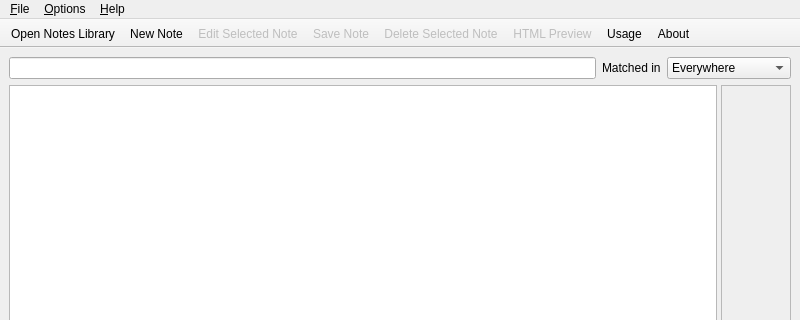
Above: mainwindow.ui from brookhong/wikenotes before the change; both pictures show x 0 to 800 and y 0 to 320 of the 800 by 600 pixel window. Below: the same form after it.
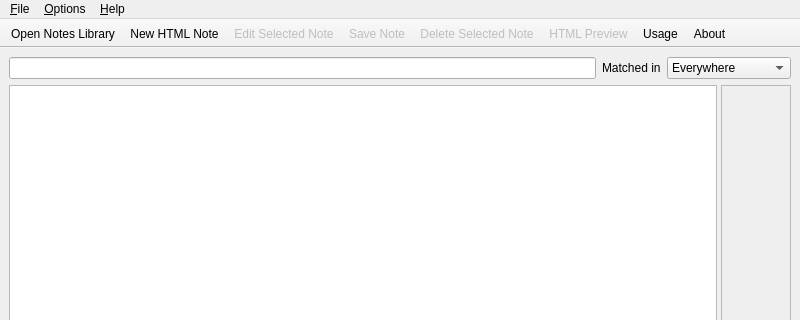
That is the form after the change. Icons and pictures are not drawn. Custom widgets are drawn as their Qt base class.

Commit message: autocomplete in tag editbox;new plain text note;bug: tow of three tags for a note;keyevent in tagview;auto select tag after saving note;

The edit to the form file:
```diff
--- a/mainwindow.ui
+++ b/mainwindow.ui
@@ -186,7 +186,7 @@
     </iconset>
    </property>
    <property name="text">
-    <string>&amp;New Note</string>
+    <string>New &amp;HTML Note</string>
    </property>
    <property name="shortcut">
     <string>Ctrl+N</string>
```
Left out of the diff: 11 changed lines with no effect on the pictures. The commit also changes 3 other files.
